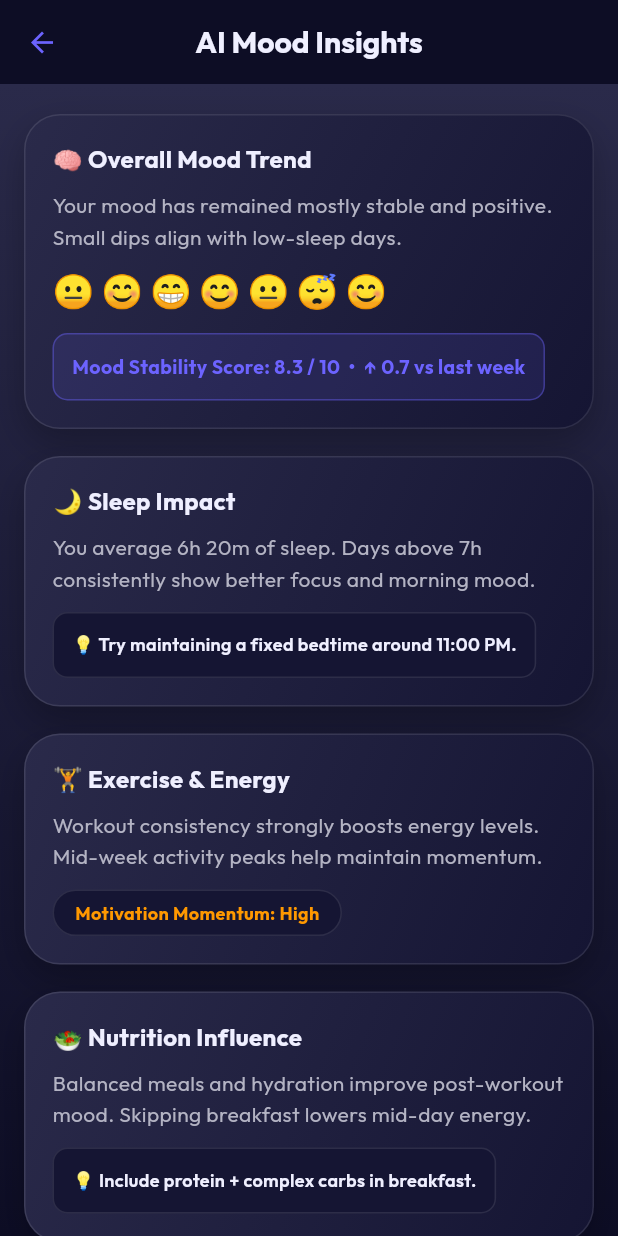
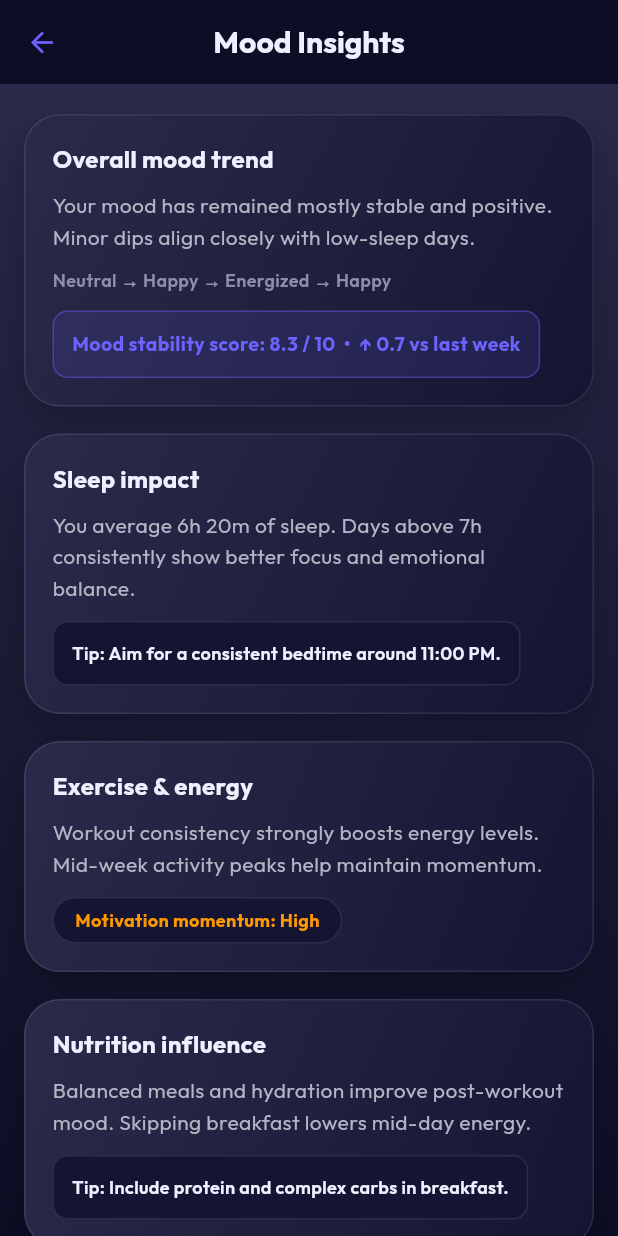
Before and after one commit to Sahana-Lakshmipathy-1/Final-Year-Project, a Flutter app: the screen it shows after launch, item 5 of the bottom bar chosen, after a tap on "Mood insights", on a phone screen of 412 x 824 dp. Run offline on Flutter 3.47's test engine with Material 3 defaults, Android fonts, the phone set to English and light mode, and no system bars; our stand-ins replace fl_chart, google_fonts, lucide_icons.

Commit message:
wellness page

```diff
--- a/lib/layouts/wellness/mood_analysis.dart
+++ b/lib/layouts/wellness/mood_analysis.dart
@@ -14,7 +14,7 @@ class MoodInsightsPage extends StatelessWidget {
         centerTitle: true,
         iconTheme: IconThemeData(color: AppTheme.primary),
         title: Text(
-          "AI Mood Insights",
+          "Mood Insights",
           style: AppTheme.h2,
         ),
       ),
@@ -28,50 +28,46 @@ class MoodInsightsPage extends StatelessWidget {
         ),
         child: SafeArea(
           child: SingleChildScrollView(
-            padding: const EdgeInsets.fromLTRB(16, 20, 16, 80),
+            padding: const EdgeInsets.fromLTRB(16, 20, 16, 32),
             physics: const BouncingScrollPhysics(),
             child: Column(
               crossAxisAlignment: CrossAxisAlignment.start,
-              children: [
+              children: const [
                 _InsightCard(
-                  title: "🧠 Overall Mood Trend",
+                  title: "Overall mood trend",
                   content:
-                      "Your mood has remained mostly stable and positive. Small dips align with low-sleep days.",
+                      "Your mood has remained mostly stable and positive. Minor dips align closely with low-sleep days.",
                   highlight:
-                      "Mood Stability Score: 8.3 / 10  •  ↑ 0.7 vs last week",
-                  footer: "😐 😊 😁 😊 😐 😴 😊",
+                      "Mood stability score: 8.3 / 10  •  ↑ 0.7 vs last week",
+                  footer: "Neutral → Happy → Energized → Happy",
                 ),
 
                 _InsightCard(
-                  title: "🌙 Sleep Impact",
+                  title: "Sleep impact",
                   content:
-                      "You average 6h 20m of sleep. Days above 7h consistently show better focus and morning mood.",
-                  tip: "Try maintaining a fixed bedtime around 11:00 PM.",
+                      "You average 6h 20m of sleep. Days above 7h consistently show better focus and emotional balance.",
+                  tip: "Aim for a consistent bedtime around 11:00 PM.",
                 ),
 
                 _InsightCard(
-                  title: "🏋️ Exercise & Energy",
+                  title: "Exercise & energy",
                   content:
                       "Workout consistency strongly boosts energy levels. Mid-week activity peaks help maintain momentum.",
-                  tag: "Motivation Momentum: High",
+                  tag: "Motivation momentum: High",
                 ),
 
                 _InsightCard(
-                  title: "🥗 Nutrition Influence",
+                  title: "Nutrition influence",
                   content:
                       "Balanced meals and hydration improve post-workout mood. Skipping breakfast lowers mid-day energy.",
-                  tip: "Include protein + complex carbs in breakfast.",
+                  tip: "Include protein and complex carbs in breakfast.",
                 ),
 
                 _InsightCard(
-                  title: "💫 AI Reflection",
+                  title: "Reflection",
                   content:
-                      "You’re doing well maintaining balance. Improving sleep regularity will amplify both physical and mental gains.",
+                      "You’re maintaining a healthy balance. Improving sleep regularity will amplify both physical and mental gains.",
                 ),
-
-                const SizedBox(height: 28),
-
-                _ActionBar(),
               ],
             ),
           ),
@@ -112,7 +108,6 @@ class _InsightCard extends StatelessWidget {
         crossAxisAlignment: CrossAxisAlignment.start,
         children: [
           Text(title, style: AppTheme.h2.copyWith(fontSize: 16)),
-
           const SizedBox(height: 8),
 
           Text(
@@ -122,7 +117,12 @@ class _InsightCard extends StatelessWidget {
 
           if (footer != null) ...[
             const SizedBox(height: 10),
-            Text(footer!, style: const TextStyle(fontSize: 22)),
+            Text(
+              footer!,
+              style: AppTheme.caption.copyWith(
+                fontWeight: FontWeight.w600,
+              ),
+            ),
           ],
 
           if (highlight != null) ...[
@@ -188,7 +188,7 @@ class _TipBox extends StatelessWidget {
         border: Border.all(color: AppTheme.borderSoft),
       ),
       child: Text(
-        "💡 $text",
+        "Tip: $text",
         style: AppTheme.caption.copyWith(
           color: AppTheme.textWhite,
         ),
@@ -220,87 +220,3 @@ class _Tag extends StatelessWidget {
     );
   }
 }
-
-/* -------------------------------------------------------------------------- */
-/*                                ACTION BAR                                  */
-/* -------------------------------------------------------------------------- */
-
-class _ActionBar extends StatelessWidget {
-  @override
-  Widget build(BuildContext context) {
-    return Center(
-      child: Wrap(
-        spacing: 12,
-        runSpacing: 10,
-        children: [
-          _ActionButton(
-            label: "Save Insight",
-            color: AppTheme.success,
-            onTap: () {
-              ScaffoldMessenger.of(context).showSnackBar(
-                const SnackBar(content: Text("Insight saved to journal")),
-              );
-            },
-          ),
-          _ActionButton(
-            label: "Re-analyze",
-            color: AppTheme.primary,
-            onTap: () {
-              ScaffoldMessenger.of(context).showSnackBar(
-                const SnackBar(content: Text("Re-analyzing mood data")),
-              );
-            },
-          ),
-          _ActionButton(
-            label: "Ask AI",
-            color: AppTheme.cardBgAlt,
-            onTap: () {
-              ScaffoldMessenger.of(context).showSnackBar(
-                const SnackBar(content: Text("Opening AI wellness chat")),
-              );
-            },
-          ),
-        ],
-      ),
-    );
-  }
-}
-
-class _ActionButton extends StatelessWidget {
-  final String label;
-  final Color color;
-  final VoidCallback onTap;
-
-  const _ActionButton({
-    required this.label,
-    required this.color,
-    required this.onTap,
-  });
-
-  @override
-  Widget build(BuildContext context) {
-    return SizedBox(
-      width: 150,
-      child: ElevatedButton(
-        style: ElevatedButton.styleFrom(
-          backgroundColor: color,
-          padding: const EdgeInsets.symmetric(vertical: 14),
-          shape: RoundedRectangleBorder(
-            borderRadius: AppTheme.radiusMedium,
-          ),
-          elevation: 6,
-        ),
-        onPressed: onTap,
-        child: Text(
-          label,
-          textAlign: TextAlign.center,
-          style: AppTheme.body.copyWith(
-            color: AppTheme.textWhite,
-            fontWeight: FontWeight.w700,
-            fontSize: 13,
-          ),
-        ),
-      ),
-    );
-  }
-}
--- a/lib/pages/wellness.dart
+++ b/lib/pages/wellness.dart
@@ -1,9 +1,13 @@
 import 'package:flutter/material.dart';
+import 'package:lucide_icons/lucide_icons.dart';
 import 'package:lumora/theme/app_theme.dart';
+
 import 'package:lumora/layouts/wellness/sleep_tracker.dart';
 import 'package:lumora/layouts/wellness/mood_analysis.dart';
 import 'package:lumora/layouts/wellness/wellness_bot.dart';
 import 'package:lumora/layouts/wellness/wellness_action_card.dart';
+
+import 'package:lumora/layouts/wellness/meditation_library_page.dart';
 
 class WellnessPage extends StatefulWidget {
   const WellnessPage({super.key});
@@ -12,12 +16,46 @@ class WellnessPage extends StatefulWidget {
   State<WellnessPage> createState() => _WellnessPageState();
 }
 
+/* -------------------------------------------------------------------------- */
+/*                                  MODELS                                    */
+/* -------------------------------------------------------------------------- */
+
+class MoodOption {
+  final IconData icon;
+  final String label;
+  final Color color;
+
+  const MoodOption({
+    required this.icon,
+    required this.label,
+    required this.color,
+  });
+}
+
+const List<MoodOption> moodOptions = [
+  MoodOption(icon: LucideIcons.angry, label: "Angry", color: Colors.red),
+  MoodOption(icon: LucideIcons.frown, label: "Sad", color: Colors.orange),
+  MoodOption(icon: LucideIcons.meh, label: "Neutral", color: Colors.yellow),
+  MoodOption(icon: LucideIcons.smile, label: "Happy", color: Colors.green),
+  MoodOption(
+    icon: LucideIcons.laugh,
+    label: "Energized",
+    color: Color(0xFF1B5E20),
+  ),
+];
+
+/* -------------------------------------------------------------------------- */
+/*                                  PAGE                                      */
+/* -------------------------------------------------------------------------- */
+
 class _WellnessPageState extends State<WellnessPage> {
-  int selectedMood = 4;
-  final moods = ["😩", "😟", "😐", "😊", "😁"];
+  int _selectedMoodIndex = 3;
 
-  void _go(Widget page) {
-    Navigator.push(context, MaterialPageRoute(builder: (_) => page));
+  void _go(BuildContext context, Widget page) {
+    Navigator.push(
+      context,
+      MaterialPageRoute(builder: (_) => page),
+    );
   }
 
   @override
@@ -34,101 +72,73 @@ class _WellnessPageState extends State<WellnessPage> {
         child: Column(
           crossAxisAlignment: CrossAxisAlignment.start,
           children: [
-            /// ------------------------------------------------------------
-            /// HERO – MOOD CHECK-IN
-            /// ------------------------------------------------------------
-            Container(
-              padding: const EdgeInsets.all(20),
-              decoration: AppTheme.elevatedCard,
-              child: Column(
-                crossAxisAlignment: CrossAxisAlignment.start,
-                children: [
-                  Text("How are you feeling right now?", style: AppTheme.h3),
-                  const SizedBox(height: 12),
-                  Row(
-                    mainAxisAlignment: MainAxisAlignment.spaceBetween,
-                    children: List.generate(moods.length, (i) {
-                      final active = selectedMood == i;
-                      return GestureDetector(
-                        onTap: () => setState(() => selectedMood = i),
-                        child: AnimatedContainer(
-                          duration: const Duration(milliseconds: 200),
-                          width: 52,
-                          height: 52,
-                          decoration: BoxDecoration(
-                            color: active
-                                ? AppTheme.primary.withOpacity(.2)
-                                : AppTheme.cardBgAlt,
-                            borderRadius: AppTheme.radiusMedium,
-                            border: Border.all(
-                              color: active
-                                  ? AppTheme.primary
-                                  : AppTheme.borderSoft,
-                              width: active ? 2 : 1,
-                            ),
-                          ),
-                          alignment: Alignment.center,
-                          child: Text(
-                            moods[i],
-                            style: const TextStyle(fontSize: 26),
-                          ),
-                        ),
-                      );
-                    }),
-                  ),
-                ],
-              ),
+            _MoodCheckInCard(
+              selectedIndex: _selectedMoodIndex,
+              onSelect: (i) => setState(() => _selectedMoodIndex = i),
             ),
 
             const SizedBox(height: 28),
 
-            /// ------------------------------------------------------------
-            /// MOOD INSIGHTS
-            /// ------------------------------------------------------------
             WellnessActionCard(
               title: "Mood insights",
               subtitle: "Understand your emotional patterns",
-              cta: "Analyze with AI",
-              icon: Icons.insights,
-              onTap: () => _go(const MoodInsightsPage()),
+              cta: "View insights",
+              icon: LucideIcons.lineChart,
+              onTap: () => _go(context, const MoodInsightsPage()),
             ),
 
-            /// ------------------------------------------------------------
-            /// SLEEP
-            /// ------------------------------------------------------------
             WellnessActionCard(
               title: "Sleep tracker",
               subtitle: "Build better rest habits",
               cta: "Log sleep",
-              icon: Icons.bedtime_rounded,
-              onTap: () => _go(const SleepTrackerPage()),
+              icon: LucideIcons.moon,
+              onTap: () => _go(context, const SleepTrackerPage()),
             ),
 
-            /// ------------------------------------------------------------
-            /// SUPPORT
-            /// ------------------------------------------------------------
             WellnessActionCard(
               title: "Talk it out",
               subtitle: "Chat with your wellness assistant",
               cta: "Start conversation",
-              icon: Icons.chat_bubble_outline,
-              onTap: () => _go(const WellnessChatPage()),
+              icon: LucideIcons.messageCircle,
+              onTap: () => _go(context, const WellnessChatPage()),
             ),
 
-            const SizedBox(height: 24),
+            const SizedBox(height: 28),
 
-            /// ------------------------------------------------------------
-            /// SOFT CTA
-            /// ------------------------------------------------------------
-            Center(
-              child: TextButton(
-                onPressed: () {},
-                child: Text(
-                  "Looking for meditation?",
-                  style: AppTheme.body.copyWith(
-                    color: AppTheme.primary,
-                    fontWeight: FontWeight.w600,
+            /// ------------------ MEDITATION CTA ------------------
+            SizedBox(
+              width: double.infinity,
+              child: ElevatedButton(
+                onPressed: () => _go(context, const MeditationLibraryPage()),
+                style: ElevatedButton.styleFrom(
+                  backgroundColor: AppTheme.cardBgAlt,
+                  foregroundColor: AppTheme.textWhite,
+                  elevation: 8,
+                  shadowColor: AppTheme.primary.withOpacity(0.25),
+                  padding: const EdgeInsets.symmetric(vertical: 16),
+                  shape: RoundedRectangleBorder(
+                    borderRadius: AppTheme.radiusMedium,
+                    side: BorderSide(
+                      color: AppTheme.primary.withOpacity(0.4),
+                    ),
                   ),
+                ),
+                child: Row(
+                  mainAxisAlignment: MainAxisAlignment.center,
+                  children: [
+                    Icon(
+                      LucideIcons.leaf,
+                      size: 20,
+                      color: AppTheme.primary,
+                    ),
+                    const SizedBox(width: 10),
+                    Text(
+                      "Try a short meditation",
+                      style: AppTheme.body.copyWith(
+                        fontWeight: FontWeight.w700,
+                      ),
+                    ),
+                  ],
                 ),
               ),
             ),
@@ -138,3 +148,77 @@ class _WellnessPageState extends State<WellnessPage> {
     );
   }
 }
+
+/* -------------------------------------------------------------------------- */
+/*                          MOOD CHECK-IN CARD                                 */
+/* -------------------------------------------------------------------------- */
+
+class _MoodCheckInCard extends StatelessWidget {
+  final int selectedIndex;
+  final ValueChanged<int> onSelect;
+
+  const _MoodCheckInCard({
+    required this.selectedIndex,
+    required this.onSelect,
+  });
+
+  @override
+  Widget build(BuildContext context) {
+    return Container(
+      padding: const EdgeInsets.all(20),
+      decoration: AppTheme.elevatedCard,
+      child: Column(
+        crossAxisAlignment: CrossAxisAlignment.start,
+        children: [
+          Text("How are you feeling right now?", style: AppTheme.h3),
+          const SizedBox(height: 14),
+
+          Row(
+            mainAxisAlignment: MainAxisAlignment.spaceBetween,
+            children: List.generate(moodOptions.length, (index) {
+              final mood = moodOptions[index];
+              final isActive = selectedIndex == index;
+
+              return Tooltip(
+                message: mood.label,
+                child: GestureDetector(
+                  onTap: () => onSelect(index),
+                  child: AnimatedContainer(
+                    duration: const Duration(milliseconds: 200),
+                    width: 56,
+                    height: 56,
+                    decoration: BoxDecoration(
+                      color: isActive
+                          ? mood.color.withOpacity(0.15)
+                          : AppTheme.cardBgAlt,
+                      borderRadius: AppTheme.radiusMedium,
+                      border: Border.all(
+                        color: isActive ? mood.color : AppTheme.borderSoft,
+                        width: isActive ? 2 : 1,
+                      ),
+                      boxShadow: isActive
+                          ? [
+                              BoxShadow(
+                                color: mood.color.withOpacity(0.3),
+                                blurRadius: 12,
+                                offset: const Offset(0, 4),
+                              ),
+                            ]
+                          : [],
+                    ),
+                    alignment: Alignment.center,
+                    child: Icon(
+                      mood.icon,
+                      size: 24,
+                      color: isActive ? mood.color : AppTheme.textMuted,
+                    ),
+                  ),
+                ),
+              );
+            }),
+          ),
+        ],
+      ),
+    );
+  }
+}
```
Also changed, not shown: lib/layouts/wellness/meditation_library_page.dart (added, +206 -0 lines), lib/layouts/wellness/meditation_player_screen.dart (added, +84 -0 lines), lib/layouts/wellness/wellness_bot.dart (+16 -30 lines).
